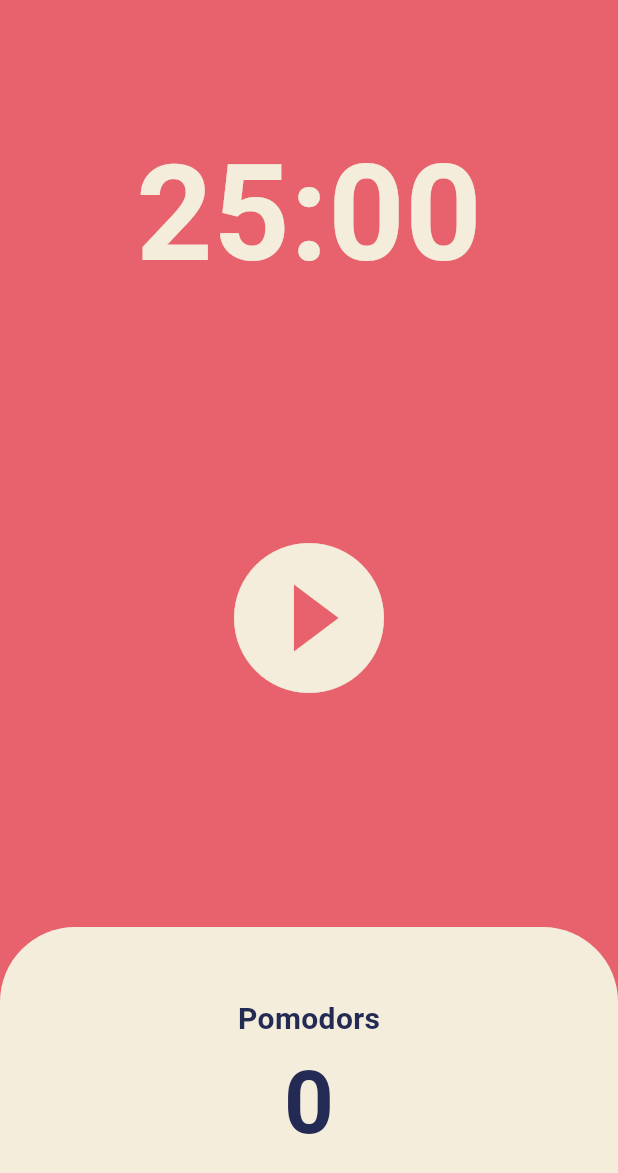
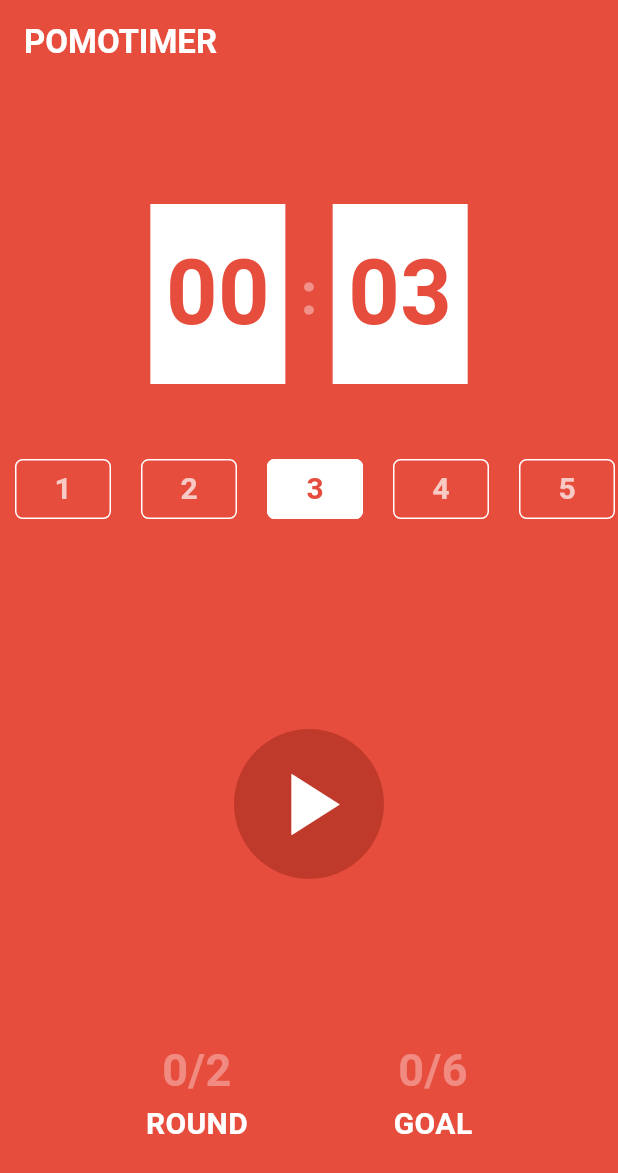
Before and after one commit to nothingmin/flutter_study, a Flutter app: the screen it shows after launch, on a phone screen of 412 x 824 dp. Shown: the top 1173 px of the screen. Run offline on Flutter 3.47's test engine with Material 3 defaults, Android fonts, the light colour scheme and no system bars.

Commit message:
feat(all/): day9 challenge complete

```diff
--- a/lib/main.dart
+++ b/lib/main.dart
@@ -14,14 +14,14 @@ class MyApp extends StatelessWidget {
     return MaterialApp(
         theme: ThemeData(
           colorScheme: ColorScheme.fromSwatch(
-            backgroundColor: const Color(0xFFE7626C),
+            backgroundColor: const Color(0xFFe64d3d),
           ),
           textTheme: const TextTheme(
             displayLarge: TextStyle(
               color: Color(0xFF232B55),
             ),
           ),
-          cardColor: const Color(0xFFF4EDDB),
+          cardColor: const Color(0xFFffffff),
         ),
         home: HomeScreen());
   }
--- a/lib/screens/home_screen.dart
+++ b/lib/screens/home_screen.dart
@@ -10,20 +10,27 @@ class HomeScreen extends StatefulWidget {
 }
 
 class _HomeScreenState extends State<HomeScreen> {
-  static const twentyFiveMinutes = 1500;
-  int totalSeconds = twentyFiveMinutes;
+  static const threeSeconds = 3;
+  static const totalGoal = 6;
+  static const totalRounds = 2;
+  int totalSeconds = threeSeconds;
   late Timer timer;
   bool isRunning = false;
   int totalPomodoros = 0;
+  int selected = 2;
 
   void onTick(Timer timer) {
     if (totalSeconds == 0) {
       setState(() {
         totalPomodoros = totalPomodoros + 1;
+        totalSeconds = selected + 1;
+        timer.cancel();
+      });
+      if (totalPomodoros == totalGoal) {
         isRunning = false;
-        totalSeconds = twentyFiveMinutes;
-      });
-      timer.cancel();
+      } else {
+        onStartPressed();
+      }
     } else {
       setState(() {
         totalSeconds = totalSeconds - 1;
@@ -48,6 +55,16 @@ class _HomeScreenState extends State<HomeScreen> {
     timer.cancel();
   }
 
+  void onTimeSelectorPressed(int index) {
+    if (!isRunning) {
+      setState(() {
+        selected = index;
+        totalSeconds = selected + 1;
+        totalPomodoros = 0;
+      });
+    }
+  }
+
   String format(int seconds) {
     var duration = Duration(seconds: seconds);
     return duration.toString().split(".").first.substring(2);
@@ -56,34 +73,139 @@ class _HomeScreenState extends State<HomeScreen> {
   @override
   Widget build(BuildContext context) {
     return Scaffold(
+      appBar: AppBar(
+        title: Text(
+          "POMOTIMER",
+          style: TextStyle(
+            color: Colors.white,
+            fontWeight: FontWeight.w600,
+          ),
+        ),
+        backgroundColor: Theme.of(context).colorScheme.background,
+      ),
       backgroundColor: Theme.of(context).colorScheme.background,
       body: Column(
         children: [
           Flexible(
-            flex: 1,
+            flex: 2,
+            child: Column(
+              children: [
+                SizedBox(
+                  height: 70,
+                ),
+                Row(
+                  mainAxisAlignment: MainAxisAlignment.center,
+                  children: [
+                    Padding(
+                      padding: const EdgeInsets.symmetric(
+                        vertical: 10,
+                        horizontal: 10,
+                      ),
                       child: Container(
-              alignment: Alignment.bottomCenter,
+                        height: 120,
+                        width: 90,
+                        decoration: BoxDecoration(
+                          color: Theme.of(context).cardColor,
+                        ),
+                        alignment: Alignment.center,
                         child: Text(
-                format(totalSeconds),
+                          format(totalSeconds).substring(0, 2),
                           style: TextStyle(
-                  color: Theme.of(context).cardColor,
-                  fontSize: 89,
+                            color: Theme.of(context).colorScheme.background,
+                            fontSize: 60,
                             fontWeight: FontWeight.w600,
                           ),
                         ),
                       ),
                     ),
+                    const Text(
+                      ":",
+                      style: TextStyle(
+                        color: Color(0xfff0928a),
+                        fontSize: 40,
+                        fontWeight: FontWeight.w600,
+                      ),
+                    ),
+                    Padding(
+                      padding: const EdgeInsets.symmetric(
+                        vertical: 10,
+                        horizontal: 10,
+                      ),
+                      child: Container(
+                        height: 120,
+                        width: 90,
+                        decoration: BoxDecoration(
+                          color: Theme.of(context).cardColor,
+                        ),
+                        alignment: Alignment.center,
+                        child: Text(
+                          format(totalSeconds).substring(3, 5),
+                          style: TextStyle(
+                            color: Theme.of(context).colorScheme.background,
+                            fontSize: 60,
+                            fontWeight: FontWeight.w600,
+                          ),
+                        ),
+                      ),
+                    ),
+                  ],
+                ),
+                SizedBox(
+                  height: 20,
+                ),
+                Center(
+                  child: SizedBox(
+                    height: 80,
+                    child: ListView.separated(
+                      scrollDirection: Axis.horizontal,
+                      itemBuilder: (context, index) {
+                        if (index == selected) {
+                          return TimeSelectWidget(
+                            index: index,
+                            backGroundColor: Colors.white,
+                            textColor: Theme.of(context).colorScheme.background,
+                            setSelected: onTimeSelectorPressed,
+                          );
+                        } else {
+                          return TimeSelectWidget(
+                            index: index,
+                            backGroundColor:
+                                Theme.of(context).colorScheme.background,
+                            textColor: Colors.white.withOpacity(0.7),
+                            setSelected: onTimeSelectorPressed,
+                          );
+                        }
+                      },
+                      separatorBuilder: (context, index) {
+                        return SizedBox(
+                          width: 0,
+                        );
+                      },
+                      itemCount: 5,
+                    ),
+                  ),
+                )
+              ],
+            ),
+          ),
           Flexible(
-            flex: 2,
+            flex: 1,
             child: Container(
               child: Center(
+                child: CircleAvatar(
+                  backgroundColor: Color(0xFFbf3a2b),
+                  radius: 50,
                   child: IconButton(
-                  color: Theme.of(context).cardColor,
-                  iconSize: 120,
+                    iconSize: 70,
                     icon: isRunning
-                      ? const Icon(Icons.pause_circle_outline_outlined)
-                      : const Icon(Icons.play_circle_fill_outlined),
+                        ? const Icon(
+                            Icons.pause,
+                          )
+                        : const Icon(
+                            Icons.play_arrow,
+                          ),
                     onPressed: isRunning ? onPausePressed : onStartPressed,
+                  ),
                 ),
               ),
             ),
@@ -91,39 +213,49 @@ class _HomeScreenState extends State<HomeScreen> {
           Flexible(
             flex: 1,
             child: Row(
+              mainAxisAlignment: MainAxisAlignment.spaceEvenly,
               children: [
-                Expanded(
-                  child: Container(
-                    decoration: BoxDecoration(
-                        color: Theme.of(context).cardColor,
-                        borderRadius: const BorderRadius.only(
-                          topLeft: Radius.circular(50),
-                          topRight: Radius.circular(50),
-                        )),
-                    child: Column(
+                Column(
                   mainAxisAlignment: MainAxisAlignment.center,
                   children: [
                     Text(
-                          "Pomodors",
+                      "${(totalPomodoros / 3).floor()}/$totalRounds",
                       style: TextStyle(
-                            fontSize: 20,
-                            color:
-                                Theme.of(context).textTheme.displayLarge?.color,
+                        fontSize: 30,
+                        color: Color(0xf5a49d).withOpacity(0.7),
                         fontWeight: FontWeight.w600,
                       ),
                     ),
                     Text(
-                          "$totalPomodoros",
+                      "ROUND",
                       style: TextStyle(
-                            fontSize: 58,
-                            color:
-                                Theme.of(context).textTheme.displayLarge?.color,
+                        fontSize: 20,
+                        color: Colors.white,
                         fontWeight: FontWeight.w600,
                       ),
                     ),
                   ],
                 ),
+                Column(
+                  mainAxisAlignment: MainAxisAlignment.center,
+                  children: [
+                    Text(
+                      "$totalPomodoros/$totalGoal",
+                      style: TextStyle(
+                        fontSize: 30,
+                        color: Color(0xf5a49d).withOpacity(0.7),
+                        fontWeight: FontWeight.w600,
                       ),
+                    ),
+                    Text(
+                      "GOAL",
+                      style: TextStyle(
+                        fontSize: 20,
+                        color: Colors.white,
+                        fontWeight: FontWeight.w600,
+                      ),
+                    ),
+                  ],
                 ),
               ],
             ),
@@ -132,4 +264,55 @@ class _HomeScreenState extends State<HomeScreen> {
       ),
     );
   }
+
+  setSelected(int index) {
+    selected = index;
+    setState(() {});
   }
+}
+
+class TimeSelectWidget extends StatelessWidget {
+  final int index;
+  final Color textColor;
+  final Color backGroundColor;
+  final Function(int index) setSelected;
+
+  const TimeSelectWidget({
+    super.key,
+    required this.index,
+    required this.textColor,
+    required this.backGroundColor,
+    required this.setSelected,
+  });
+
+  @override
+  Widget build(BuildContext context) {
+    return Padding(
+      padding: const EdgeInsets.symmetric(
+        horizontal: 10,
+        vertical: 20,
+      ),
+      child: OutlinedButton(
+        style: OutlinedButton.styleFrom(
+          backgroundColor: backGroundColor,
+          shape: RoundedRectangleBorder(
+            borderRadius: BorderRadius.circular(5),
+          ),
+        ),
+        onPressed: () {
+          setSelected(index);
+        },
+        child: Center(
+          child: Text(
+            "${index + 1}",
+            style: TextStyle(
+              fontSize: 20,
+              fontWeight: FontWeight.w600,
+              color: textColor,
+            ),
+          ),
+        ),
+      ),
+    );
+  }
+}
```
Lines whose indentation alone changed are shown as unchanged.
